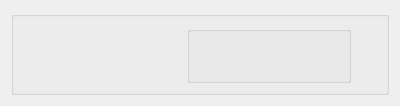
Above: ventanas de prueba/Send.ui from Lomeli89/FoxyBotApp1.0 before the change. Below: the same form after it.
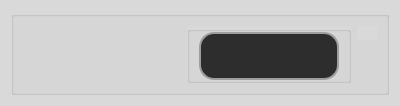
That is the form after the change. Icons and pictures are not drawn.

```diff
--- a/ventanas de prueba/Send.ui
+++ b/ventanas de prueba/Send.ui
@@ -13,6 +13,9 @@
   <property name="windowTitle">
    <string>Form</string>
   </property>
+  <property name="styleSheet">
+   <string notr="true">background-color: rgb(217, 217, 217);</string>
+  </property>
   <layout class="QVBoxLayout" name="verticalLayout">
    <item>
     <widget class="QGroupBox" name="groupBox">
@@ -71,7 +74,11 @@
               </sizepolicy>
              </property>
              <property name="styleSheet">
-              <string notr="true">font: 12pt &quot;Calibri&quot;;</string>
+              <string notr="true">font: 12pt &quot;MS Sans Serif&quot;;
+color: rgb(255, 255, 255);
+	border: 2px solid rgb(158, 158, 158);
+	border-radius: 15px;
+background-color: rgb(45, 45, 45);</string>
              </property>
              <property name="text">
               <string/>
@@ -96,6 +103,12 @@
             <verstretch>0</verstretch>
            </sizepolicy>
           </property>
+          <property name="maximumSize">
+           <size>
+            <width>60</width>
+            <height>60</height>
+           </size>
+          </property>
           <property name="text">
            <string/>
           </property>
```
Left out of the diff: 5 changed lines with no effect on the pictures.
